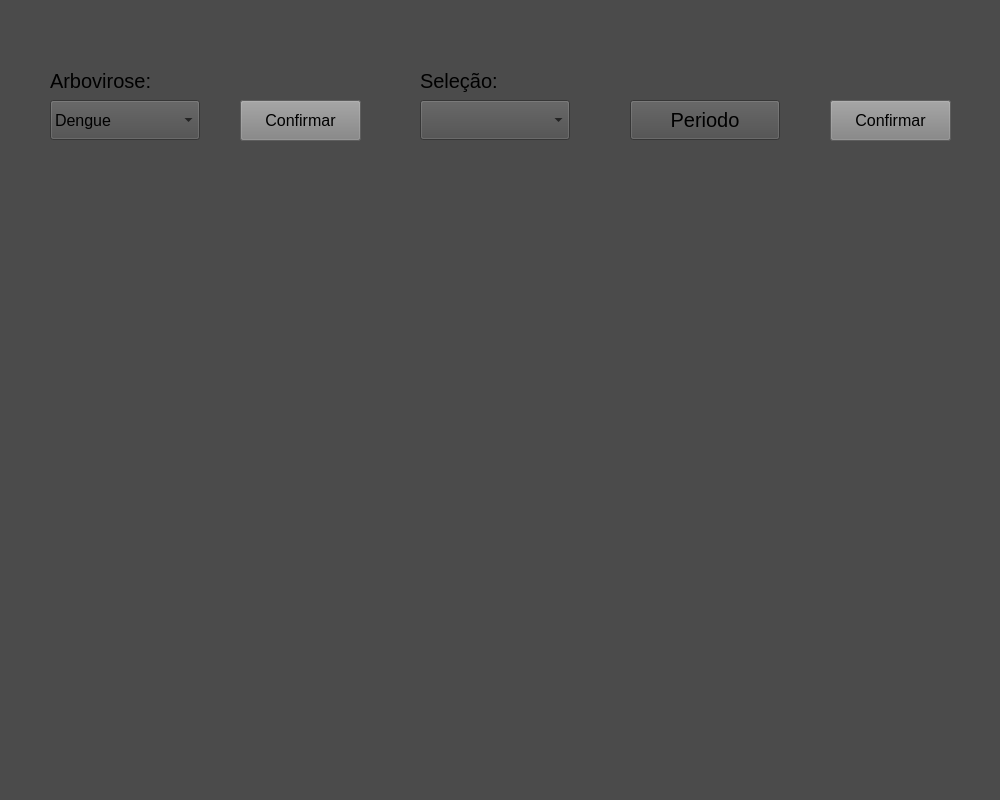
Old version of the form App/Gui/tela_selecao.ui in the repository MatBrands/Modelagem-ArboBA.
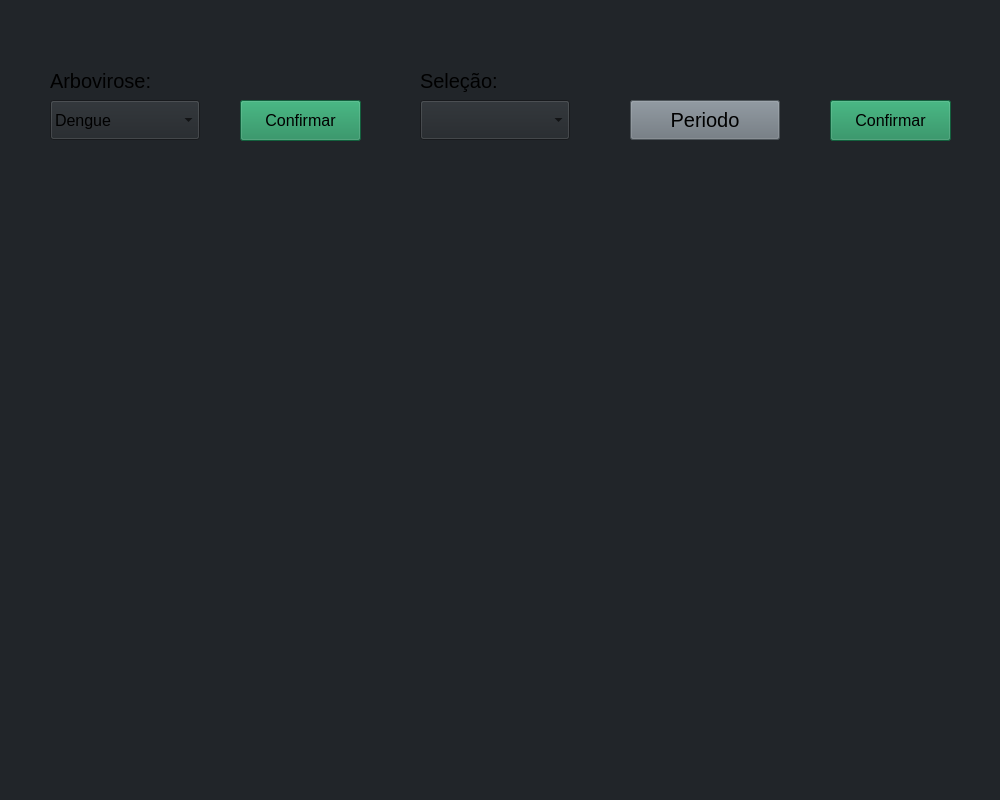
New version of the form.

```diff
--- a/App/Gui/tela_selecao.ui
+++ b/App/Gui/tela_selecao.ui
@@ -14,7 +14,7 @@
    <string>MainWindow</string>
   </property>
   <property name="styleSheet">
-   <string notr="true">background-color: rgb(75, 75, 75);</string>
+   <string notr="true">background-color: rgb(33, 37, 41);</string>
   </property>
   <widget class="QWidget" name="centralwidget">
    <widget class="QComboBox" name="arboVirose">
@@ -98,7 +98,7 @@
      </font>
     </property>
     <property name="styleSheet">
-     <string notr="true">background-color: rgb(130, 130, 130);
+     <string notr="true">background-color: rgb(27, 135, 85);
 color: rgb(0, 0, 0);</string>
     </property>
     <property name="text">
@@ -122,7 +122,7 @@
      </font>
     </property>
     <property name="styleSheet">
-     <string notr="true">background-color: rgb(130, 130, 130);
+     <string notr="true">background-color: rgb(27, 135, 85);
 color: rgb(0, 0, 0);</string>
     </property>
     <property name="text">
@@ -163,6 +163,9 @@
       <bold>false</bold>
      </font>
     </property>
+    <property name="styleSheet">
+     <string notr="true">background-color: rgb(108, 117, 125);</string>
+    </property>
     <property name="text">
      <string>Periodo</string>
     </property>
@@ -184,7 +187,7 @@
      </font>
     </property>
     <property name="styleSheet">
-     <string notr="true">background-color: rgb(130, 130, 130);
+     <string notr="true">background-color: rgb(27, 135, 85);
 color: rgb(0, 0, 0);</string>
     </property>
     <property name="text">
@@ -202,7 +205,7 @@
     </property>
     <property name="styleSheet">
      <string notr="true">color: rgb(0, 0, 0);
-background-color: rgb(255, 255, 255);</string>
+background-color: rgb(108, 117, 125);</string>
     </property>
    </widget>
    <widget class="QFrame" name="frame">
```
Left out of the diff: 2 changed lines with no effect on the pictures.
